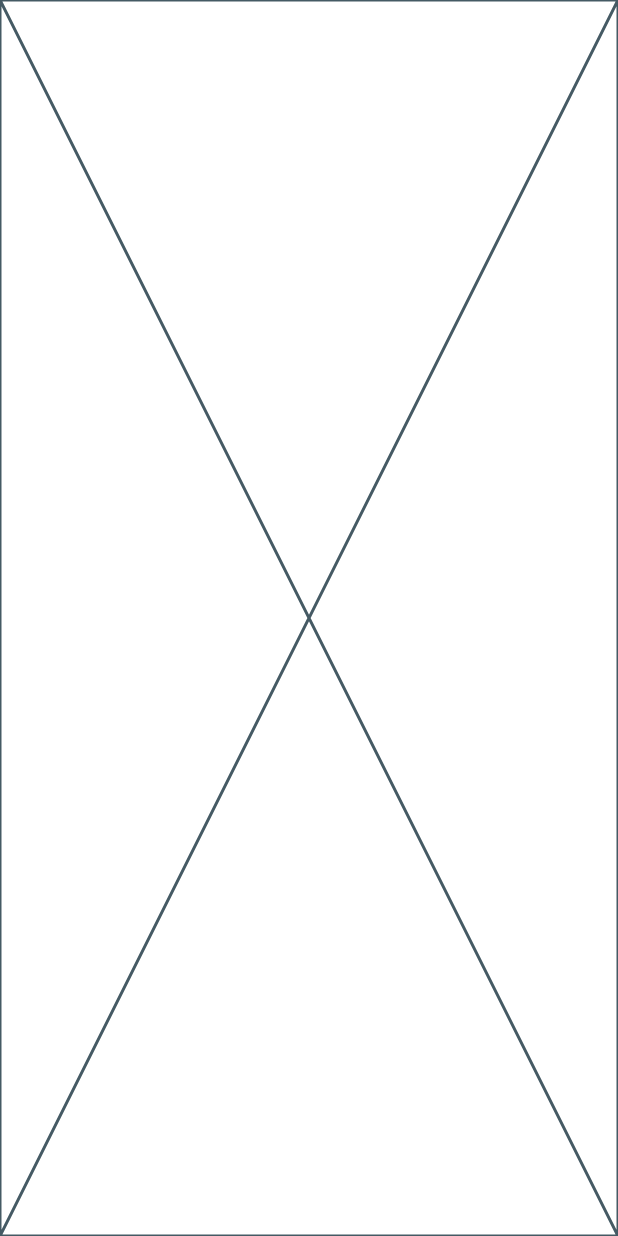
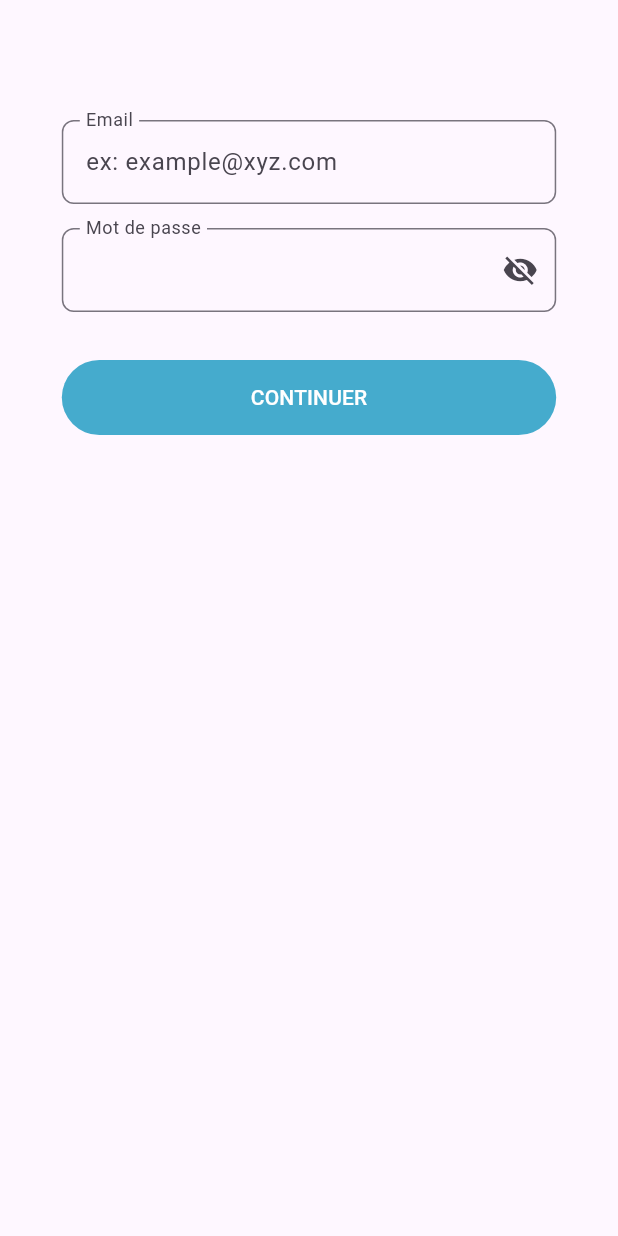
Before and after one commit to ynov-hackathon/hackathon_mobile_app, a Flutter app: the screen it shows after launch, on a phone screen of 412 x 824 dp. Run offline on Flutter 3.47's test engine with Material 3 defaults, Android fonts, the phone set to English and light mode, and no system bars; our stand-ins replace get_it, logger.

Commit message:
feat(login page): login ui page

```diff
--- a/lib/app_locator.dart
+++ b/lib/app_locator.dart
@@ -1,4 +1,6 @@
 import 'package:get_it/get_it.dart';
+import 'package:hackathon_mobile_app/viewmodels/home_view.dart';
+import 'package:hackathon_mobile_app/viewmodels/login_viewmodel.dart';
 import 'package:logger/logger.dart';
 
 GetIt locator = GetIt.instance;
@@ -8,7 +10,8 @@ void registerServices() {
 }
 
 void registerViewModels() {
-  throw UnimplementedError();
+  locator.registerFactory<LoginViewModel>(() => LoginViewModel());
+  locator.registerFactory<HomeViewModel>(() => HomeViewModel());
 }
 
 void registerProviders() {
@@ -29,7 +32,7 @@ Future<void> setupLocator() async {
   );
 
   // registerServices();
-  // registerViewModels();
+  registerViewModels();
   // registerProviders();
   await locator.allReady();
 }
--- a/lib/app_routes.dart
+++ b/lib/app_routes.dart
@@ -1,15 +1,20 @@
 import 'package:flutter/material.dart';
 import 'package:hackathon_mobile_app/constants/routes.dart';
+import 'package:hackathon_mobile_app/views/home/home_view.dart';
+import 'package:hackathon_mobile_app/views/login/login_view.dart';
+import 'package:hackathon_mobile_app/views/product_details/product_details_view.dart';
 
 /// [AppRouter]
 /// This the base router to handle routes
 class AppRouter {
   static Route<dynamic> generateRoute(RouteSettings settings) {
     switch (settings.name) {
-      // case RoutePaths.startup:
-      //   return MaterialPageRoute(builder: (_) => const StartupView());
-      // case RoutePaths.home:
-      //   return MaterialPageRoute(builder: (_) => const HomeView());
+      case RoutePaths.login:
+        return MaterialPageRoute(builder: (_) => const LoginView());
+      case RoutePaths.home:
+        return MaterialPageRoute(builder: (_) => const HomeView());
+      case RoutePaths.productDetail:
+        return MaterialPageRoute(builder: (_) => const ProductDetailsView());
       default:
         return MaterialPageRoute(builder: (_) => const Placeholder());
     }
--- a/lib/constants/routes.dart
+++ b/lib/constants/routes.dart
@@ -3,4 +3,6 @@ class RoutePaths {
 
   static const String startup = '/';
   static const String home = '/home';
+  static const String login = '/login';
+  static const String productDetail = '/details';
 }
--- /dev/null
+++ b/lib/helpers/validators.dart
@@ -0,0 +1,34 @@
+import 'dart:core';
+
+class Validators {
+  Validators._(); // private constructor to avoid external instantiation
+
+  static final RegExp emailRegExp = RegExp(r'^[a-zA-Z0-9._%+-]+@[a-zA-Z0-9.-]+\.[a-zA-Z]{2,}$');
+  static final RegExp passwordRegExp = RegExp(r'^.{8,}$');
+
+  static String? Function(String?) emailValidator({
+    required String emptyErrorMsg,
+    required String invalidFormatMsg
+  })
+  {
+    return regExpMatchValidator(regExp: emailRegExp, emptyErrorMsg: emptyErrorMsg, invalidFormatMsg: invalidFormatMsg);
+  }
+
+  static String? Function(String?) passwordValidator({
+    required String emptyErrorMsg,
+    required String invalidFormatMsg
+  }) {
+    return regExpMatchValidator(regExp: passwordRegExp, emptyErrorMsg: emptyErrorMsg, invalidFormatMsg: invalidFormatMsg);
+  }
+
+  static String? Function(String?) regExpMatchValidator({required RegExp regExp, required String emptyErrorMsg, required String invalidFormatMsg}) {
+    return (String? value) {
+      if (value == null || value.isEmpty) {
+        return emptyErrorMsg;
+      } else if (!regExp.hasMatch(value)) {
+        return invalidFormatMsg;
+      }
+      return null; // Valid name
+    };
+  }
+}
--- a/lib/main.dart
+++ b/lib/main.dart
@@ -4,7 +4,8 @@
 import 'package:hackathon_mobile_app/constants/routes.dart';
 import 'package:hackathon_mobile_app/constants/strings.dart';
 
-Future<void> main() async {
+void main() async {
+  WidgetsFlutterBinding.ensureInitialized();
   await setupLocator();
   runApp(const MyApp());
 }
@@ -17,7 +18,7 @@
     return MaterialApp(
       debugShowCheckedModeBanner: false,
       title: AppStrings.appName,
-      initialRoute: RoutePaths.startup,
+      initialRoute: RoutePaths.login,
       onGenerateRoute: (settings) => AppRouter.generateRoute(settings),
     );
   }
--- /dev/null
+++ b/lib/theme/colors.dart
@@ -0,0 +1,52 @@
+import 'package:flutter/material.dart';
+
+class AppColors {
+  AppColors._();
+
+  static const ColorSwatch blue = MaterialColor(
+    0xFF3197B9,
+    <int, Color>{
+      50: Color(0xFFB1DCEA),
+      100: Color(0xFFA2D5E6),
+      200: Color(0xFF83C7DE),
+      300: Color(0xFF64B9D6),
+      400: Color(0xFF45ABCD),
+      500: Color(0xFF3197B9),
+      600: Color(0xFF2E8DAC),
+      700: Color(0xFF2A829F),
+      800: Color(0xFF277792),
+      900: Color(0xFF236C84),
+    },
+  );
+
+  // main color
+  static const Color primary = blue;
+  static Color primaryLite = blue[400]!;
+  static Color primaryDeep = blue[800]!;
+
+
+  // bins colors
+  static const Color yellowBin = Colors.yellow;
+  static const Color blueBin = Colors.blue;
+  static const Color green = Colors.green;
+
+
+  static const ColorSwatch red = MaterialColor(
+    0xFFE74D3C,
+    <int, Color>{
+      50: Color(0xFFF6BFB9),
+      100: Color(0xFFF5B3AB),
+      200: Color(0xFFF1998F),
+      300: Color(0xFFEE8074),
+      400: Color(0xFFEA6658),
+      500: Color(0xFFE74D3C),
+      600: Color(0xFFE53C29),
+      700: Color(0xFFDE2F1B),
+      800: Color(0xFFCB2B19),
+      900: Color(0xFFB92717),
+    },
+  );
+  static const Color danger = red;
+
+
+}
--- /dev/null
+++ b/lib/theme/sizes.dart
@@ -0,0 +1,55 @@
+class FontSizes {
+  FontSizes._(); // Private constructor to prevent instantiation
+  static const double displayLarge = 45.0;
+  static const double displayMedium = 36.0;
+  static const double displaySmall = 30.0;
+
+  static const double headlineLarge = 30.0;
+  static const double headlineMedium = 25.0;
+  static const double headlineSmall = 21.0;
+
+  static const double titleLarge = 21.0;
+  static const double titleMedium = 17.0;
+  static const double titleSmall = 14.0;
+
+  static const double labelLarge = 14.0;
+  static const double labelMedium = 12.0;
+  static const double labelSmall = 11.0;
+
+  static const double bodyLarge = 17.0;
+  static const double bodyMedium = 14.0;
+  static const double bodySmall = 12.0;
+}
+
+class Spacing {
+  Spacing._(); // Private constructor to prevent instantiation
+  static const double none = 0.0;
+  static const double x2Small = 2.0;
+  static const double xSmall = 4.0;
+  static const double small = 8.0;
+  static const double medium = 16.0;
+  static const double large = 24.0;
+  static const double xLarge = 40.0;
+  static const double x2Large = 80.0;
+  static const double x3Large = 96.0;
+  static const double x4Large = 104.0;
+}
+
+class Radii {
+  Radii._(); // Private constructor to prevent instantiation
+  static const double zero = 0.0;
+  static const double small = 4.0;
+  static const double medium = 8.0;
+  static const double large = 12.0;
+  static const double xLarge = 16.0;
+  static const double xxLarge = 32.0;
+  static const double x3Large = 48.0;
+  static const double full = 360.0;
+}
+
+class IconSizes {
+  IconSizes._();
+  static const double small = 16.0;
+  static const double medium = 24.0;
+  static const double large = 32.0;
+}
--- /dev/null
+++ b/lib/viewmodels/home_view.dart
@@ -0,0 +1,4 @@
+import 'package:hackathon_mobile_app/viewmodels/base.viewmodel.dart';
+
+class HomeViewModel extends BaseViewModel {
+}
--- /dev/null
+++ b/lib/viewmodels/login_viewmodel.dart
@@ -0,0 +1,9 @@
+import 'package:flutter/material.dart';
+import 'package:hackathon_mobile_app/viewmodels/base.viewmodel.dart';
+
+class LoginViewModel extends BaseViewModel {
+  final GlobalKey<FormState> formKey = GlobalKey<FormState>();
+  final TextEditingController emailController = TextEditingController();
+  final TextEditingController passwordController = TextEditingController();
+  bool isPasswordVisible = false;
+}
--- /dev/null
+++ b/lib/viewmodels/product_details_viewmodel.dart
@@ -0,0 +1,4 @@
+import 'package:hackathon_mobile_app/viewmodels/base.viewmodel.dart';
+
+class ProductDetailsViewModel extends BaseViewModel {
+}
--- /dev/null
+++ b/lib/views/common/buttons.dart
@@ -0,0 +1,72 @@
+import 'package:flutter/material.dart';
+
+typedef ButtonStyleFromFunction = ButtonStyle Function({
+  Color? foregroundColor,
+  Color? backgroundColor,
+  Color? disabledForegroundColor,
+  Color? disabledBackgroundColor,
+  Color? shadowColor,
+  Color? surfaceTintColor,
+  Color? iconColor,
+  Color? disabledIconColor,
+  Color? overlayColor,
+  double? elevation,
+  TextStyle? textStyle,
+  EdgeInsetsGeometry? padding,
+  Size? minimumSize,
+  Size? fixedSize,
+  Size? maximumSize,
+  BorderSide? side,
+  OutlinedBorder? shape,
+  MouseCursor? enabledMouseCursor,
+  MouseCursor? disabledMouseCursor,
+  VisualDensity? visualDensity,
+  MaterialTapTargetSize? tapTargetSize,
+  Duration? animationDuration,
+  bool? enableFeedback,
+  AlignmentGeometry? alignment,
+  InteractiveInkFeatureFactory? splashFactory,
+  ButtonLayerBuilder? backgroundBuilder,
+  ButtonLayerBuilder? foregroundBuilder,
+});
+
+class CustomFilledButton extends StatelessWidget {
+  const CustomFilledButton({
+    super.key,
+    required this.onPressed,
+    this.label,
+    this.child,
+    this.width,
+    this.height,
+    this.style,
+  });
+
+  final String? label;
+  final Widget? child;
+  final void Function() onPressed;
+  final double? width;
+  final double? height;
+  final ButtonStyle? style;
+
+  static ButtonStyleFromFunction styleFrom = FilledButton.styleFrom;
+
+  @override
+  Widget build(BuildContext context) {
+    final ButtonStyle defaultButtonStyle = CustomFilledButton.styleFrom();
+
+    return SizedBox(
+      width: width,
+      height: height,
+      child: FilledButton(
+        style: style ?? defaultButtonStyle,
+        onPressed: onPressed,
+        child: child ??
+            (label != null
+                ? Center(
+                    child: Text(label!),
+                  )
+                : const Placeholder()),
+      ),
+    );
+  }
+}
--- /dev/null
+++ b/lib/views/common/forms.dart
@@ -0,0 +1,51 @@
+import 'package:flutter/material.dart';
+
+import '../../theme/colors.dart';
+import '../../theme/sizes.dart';
+
+class CustomTextFormField extends StatelessWidget {
+  const CustomTextFormField({
+    super.key,
+    required this.controller,
+    required this.labelText,
+    this.obscureText = false,
+    this.suffixIcon,
+    this.hintText,
+    this.validator,
+    this.autovalidateMode = AutovalidateMode.onUserInteraction,
+  });
+
+  final TextEditingController controller;
+  final bool obscureText;
+  final Widget? suffixIcon;
+  final String labelText;
+  final String? hintText;
+  final String? Function(String?)? validator;
+  final AutovalidateMode? autovalidateMode;
+
+  @override
+  Widget build(BuildContext context) {
+    return TextFormField(
+      obscureText: obscureText,
+      autovalidateMode: autovalidateMode,
+      decoration: InputDecoration(
+        labelText: labelText,
+        floatingLabelBehavior: FloatingLabelBehavior.always,
+        hintText: hintText,
+        suffixIcon: suffixIcon,
+        border: OutlineInputBorder(
+          borderRadius: BorderRadius.circular(Radii.medium),
+          borderSide: const BorderSide(width: 2),
+        ),
+        focusedBorder: const OutlineInputBorder(
+          borderSide: BorderSide(color: AppColors.primary),
+        ),
+        errorBorder: const OutlineInputBorder(
+          borderSide: BorderSide(color: AppColors.danger),
+        ),
+      ),
+      controller: controller,
+      validator: validator,
+    );
+  }
+}
--- /dev/null
+++ b/lib/views/home/home_view.dart
@@ -0,0 +1,23 @@
+
+import 'package:flutter/material.dart';
+import 'package:hackathon_mobile_app/viewmodels/home_view.dart';
+import 'package:hackathon_mobile_app/viewmodels/login_viewmodel.dart';
+import 'package:hackathon_mobile_app/views/base.view.dart';
+
+class HomeView extends StatefulWidget {
+  const HomeView({ super.key });
+
+  @override
+  State<HomeView> createState() => _HomeViewState();
+}
+
+class _HomeViewState extends State<HomeView> {
+  @override
+  Widget build(BuildContext context) {
+    return BaseView<HomeViewModel>(
+      builder: (context, model, _) {
+        return const Placeholder();
+      }
+    );
+  }
+}
--- /dev/null
+++ b/lib/views/login/login_view.dart
@@ -0,0 +1,93 @@
+
+import 'package:flutter/material.dart';
+import 'package:hackathon_mobile_app/constants/routes.dart';
+import 'package:hackathon_mobile_app/helpers/validators.dart';
+import 'package:hackathon_mobile_app/theme/colors.dart';
+import 'package:hackathon_mobile_app/theme/sizes.dart';
+import 'package:hackathon_mobile_app/viewmodels/login_viewmodel.dart';
+import 'package:hackathon_mobile_app/views/base.view.dart';
+import 'package:hackathon_mobile_app/views/common/buttons.dart';
+import 'package:hackathon_mobile_app/views/common/forms.dart';
+
+class LoginView extends StatefulWidget {
+  const LoginView({ super.key });
+
+  @override
+  State<LoginView> createState() => _LoginViewState();
+}
+
+class _LoginViewState extends State<LoginView> {
+  @override
+  Widget build(BuildContext context) {
+    return Scaffold(
+      body: BaseView<LoginViewModel>(
+        builder: (context, model, _) => SingleChildScrollView(
+          padding: const EdgeInsets.only(top: Spacing.x2Large),
+          child: Center(
+            child: Form(
+              key: model.formKey,
+              child: SizedBox(
+                width: MediaQuery.sizeOf(context).width * 0.8,
+                child: Column(
+                  children: [
+                    CustomTextFormField(
+                      controller: model.emailController,
+                      labelText: "Email",
+                      hintText: 'ex: example@xyz.com',
+                      validator: Validators.emailValidator(
+                        emptyErrorMsg: "Veuillez entrer votre adresse email.",
+                        invalidFormatMsg: "Adresse email invalide.",
+                      ),
+                    ),
+
+                    const SizedBox(height: Spacing.medium),
+                    CustomTextFormField(
+                      controller: model.passwordController,
+                      labelText: "Mot de passe",
+                      validator: Validators.passwordValidator(
+                        emptyErrorMsg: 'Le mot de passe ne peut être vide.',
+                        invalidFormatMsg: 'Le mot de passe doit contenir au moins 08 caractères.',
+                      ),
+                      obscureText: !model.isPasswordVisible,
+                      suffixIcon: IconButton(
+                        icon: Icon(
+                          model.isPasswordVisible ? Icons.visibility : Icons.visibility_off,
+                        ),
+                      onPressed: () {
+                        setState(() {
+                          model.isPasswordVisible = !model.isPasswordVisible;
+                        });
+                      },
+                    ),
+                  ),
+                  const SizedBox(height: Spacing.medium),
+                  Padding(
+                    padding: const EdgeInsets.symmetric(vertical: Spacing.medium),
+                    child: Center(
+                      child: CustomFilledButton(
+                        width: MediaQuery.sizeOf(context).width * 0.95,
+                        height: 50,
+                        style: FilledButton.styleFrom(
+                          backgroundColor: AppColors.primaryLite
+                        ),
+                        onPressed: () async {
+                          if (!(model.formKey.currentState!.validate())) {
+                            const SnackBar(content: Text("Veuillez remplir tous les champs"));
+                            return;
+                          }
+                          Navigator.of(context).pushNamed(RoutePaths.home);
+                        },
+                        label: "CONTINUER",
+                      ),
+                    ),
+                  ),
+                  ],
+                ),
+              ),
+            ),
+          ),
+        )
+      ),
+    );
+  }
+}
--- /dev/null
+++ b/lib/views/product_details/product_details_view.dart
@@ -0,0 +1,23 @@
+
+import 'package:flutter/material.dart';
+import 'package:hackathon_mobile_app/viewmodels/login_viewmodel.dart';
+import 'package:hackathon_mobile_app/viewmodels/product_details_viewmodel.dart';
+import 'package:hackathon_mobile_app/views/base.view.dart';
+
+class ProductDetailsView extends StatefulWidget {
+  const ProductDetailsView({ super.key });
+
+  @override
+  State<ProductDetailsView> createState() => _ProductDetailsViewState();
+}
+
+class _ProductDetailsViewState extends State<ProductDetailsView> {
+  @override
+  Widget build(BuildContext context) {
+    return BaseView<ProductDetailsViewModel>(
+      builder: (context, model, _) {
+        return const Placeholder();
+      }
+    );
+  }
+}
```
